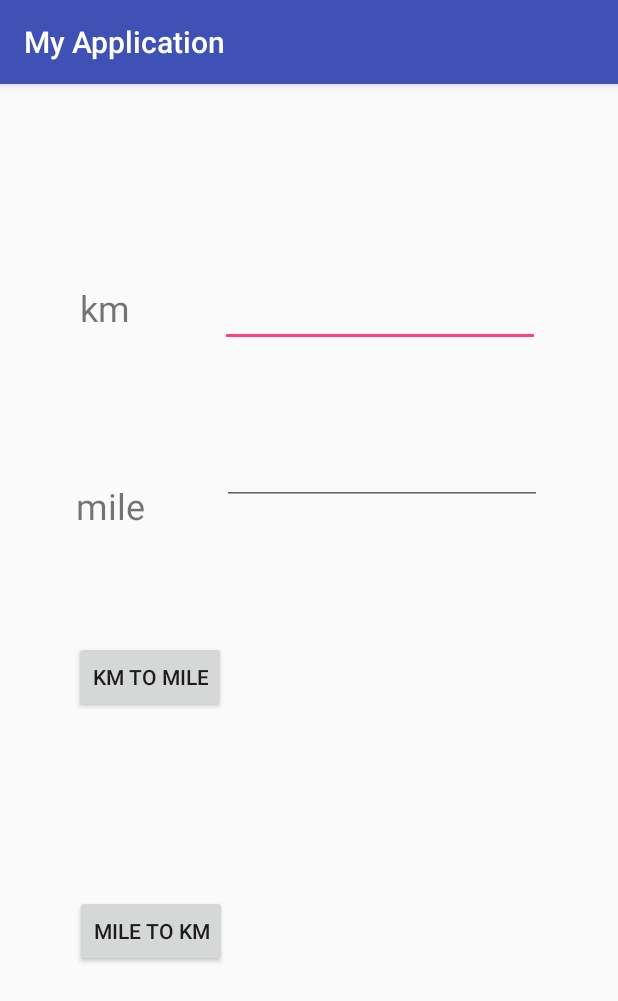
After one commit to ZihuiKarl/Android_study, an Android app: the UnitConvert screen opened directly, with no data from a screen before it, on a phone screen of 412 x 824 dp. The commit adds this screen. Shown: the top 1001 px of the screen. Run offline under Robolectric (Android 15) with nearby library versions, the phone set to English and light mode, and no system bars.

Commit message:
Adding the application of unit conversion.

```diff
--- a/app/src/main/java/com/example/zihuiyang/myapplication/CustomLogic.java
+++ /dev/null
@@ -1,4 +0,0 @@
-package com.example.zihuiyang.myapplication;
-
-public class CustomLogic {
-}
--- /dev/null
+++ b/app/src/main/java/com/example/zihuiyang/myapplication/UnitConvert.java
@@ -0,0 +1,41 @@
+package com.example.zihuiyang.myapplication;
+
+import android.support.v7.app.AppCompatActivity;
+import android.os.Bundle;
+import android.view.View;
+import android.widget.Button;
+import android.widget.EditText;
+
+import java.text.DecimalFormat;
+
+public class UnitConvert extends AppCompatActivity{
+    protected void onCreate(Bundle savedInstanceState) {
+        super.onCreate(savedInstanceState);
+        setContentView(R.layout.unit_convert_l);
+        Button buttonConvertKmToMile = findViewById(R.id.button_kmtomile);
+        buttonConvertKmToMile.setOnClickListener(new View.OnClickListener() {
+            @Override
+            public void onClick(View view) {
+                EditText editTextKm = findViewById(R.id.editText_km);
+                EditText editTextMile = findViewById(R.id.editText_mile);
+                double inputOfKm = Double.valueOf(editTextKm.getText().toString());
+                double valueOfMile = inputOfKm * 0.62137;
+                DecimalFormat formatReturnVal = new DecimalFormat("##.##");
+                editTextMile.setText(formatReturnVal.format(valueOfMile));
+            }
+        });
+
+        Button buttonConvertMileToKm = findViewById(R.id.button_miletokm);
+        buttonConvertMileToKm.setOnClickListener(new View.OnClickListener() {
+            @Override
+            public void onClick(View view) {
+                EditText editTextKm = findViewById(R.id.editText_km);
+                EditText editTextMile = findViewById(R.id.editText_mile);
+                double inputOfMile = Double.valueOf(editTextMile.getText().toString());
+                double valueOfKm = inputOfMile / 0.62137;
+                DecimalFormat formatReturnVal = new DecimalFormat("##.##");
+                editTextKm.setText(formatReturnVal.format(valueOfKm));
+            }
+        });
+    }
+}
--- a/app/src/main/res/layout/custom_logic.xml
+++ /dev/null
@@ -1,6 +0,0 @@
-<?xml version="1.0" encoding="utf-8"?>
-<android.support.constraint.ConstraintLayout
-    xmlns:android="http://schemas.android.com/apk/res/android" android:layout_width="match_parent"
-    android:layout_height="match_parent">
-
-</android.support.constraint.ConstraintLayout>
--- /dev/null
+++ b/app/src/main/res/layout/unit_convert_l.xml
@@ -0,0 +1,90 @@
+<?xml version="1.0" encoding="utf-8"?>
+<android.support.constraint.ConstraintLayout xmlns:android="http://schemas.android.com/apk/res/android"
+    xmlns:app="http://schemas.android.com/apk/res-auto"
+    xmlns:tools="http://schemas.android.com/tools"
+    android:layout_width="match_parent"
+    android:layout_height="match_parent">
+
+    <TextView
+        android:id="@+id/textView_km"
+        android:layout_width="wrap_content"
+        android:layout_height="wrap_content"
+        android:text="@string/km"
+        android:textSize="24sp"
+        app:layout_constraintBottom_toBottomOf="parent"
+        app:layout_constraintEnd_toEndOf="parent"
+        app:layout_constraintHorizontal_bias="0.14"
+        app:layout_constraintStart_toStartOf="parent"
+        app:layout_constraintTop_toTopOf="parent"
+        app:layout_constraintVertical_bias="0.18" />
+
+    <EditText
+        android:id="@+id/editText_km"
+        android:layout_width="wrap_content"
+        android:layout_height="wrap_content"
+        android:layout_marginStart="8dp"
+        android:ems="10"
+        android:inputType="textPersonName"
+        android:singleLine="false"
+        app:layout_constraintBottom_toBottomOf="parent"
+        app:layout_constraintEnd_toEndOf="parent"
+        app:layout_constraintStart_toEndOf="@+id/textView_km"
+        app:layout_constraintTop_toTopOf="parent"
+        app:layout_constraintVertical_bias="0.18" />
+
+    <TextView
+        android:id="@+id/textView_mile"
+        android:layout_width="wrap_content"
+        android:layout_height="wrap_content"
+        android:text="@string/mile"
+        android:textSize="24sp"
+        app:layout_constraintBottom_toBottomOf="parent"
+        app:layout_constraintEnd_toEndOf="parent"
+        app:layout_constraintEnd_toStartOf="@+id/editText_mile"
+        app:layout_constraintStart_toStartOf="parent"
+        app:layout_constraintTop_toTopOf="parent"
+        app:layout_constraintVertical_bias="0.36" />
+
+    <EditText
+        android:id="@+id/editText_mile"
+        android:layout_width="wrap_content"
+        android:layout_height="wrap_content"
+        android:ems="10"
+        android:inputType="textPersonName"
+        app:layout_constraintBottom_toBottomOf="parent"
+        app:layout_constraintEnd_toEndOf="parent"
+        app:layout_constraintStart_toEndOf="@+id/textView_mile"
+        app:layout_constraintTop_toBottomOf="@+id/editText_km"
+        app:layout_constraintVertical_bias="0.110000014" />
+
+    <Button
+        android:id="@+id/button_kmtomile"
+        android:layout_width="wrap_content"
+        android:layout_height="wrap_content"
+        android:layout_marginEnd="233dp"
+        android:layout_marginStart="49dp"
+        android:layout_marginTop="300dp"
+        android:text="@string/km_to_mile"
+        app:layout_constraintBottom_toTopOf="@+id/button_miletokm"
+        app:layout_constraintEnd_toEndOf="parent"
+        app:layout_constraintHorizontal_bias="0.0"
+        app:layout_constraintStart_toStartOf="parent"
+        app:layout_constraintTop_toTopOf="parent"
+        app:layout_constraintVertical_bias="0.51" />
+
+    <Button
+        android:id="@+id/button_miletokm"
+        android:layout_width="wrap_content"
+        android:layout_height="wrap_content"
+        android:layout_marginBottom="108dp"
+        android:layout_marginEnd="233dp"
+        android:layout_marginStart="50dp"
+        android:layout_marginTop="50dp"
+        android:text="@string/mile_to_km"
+        app:layout_constraintBottom_toBottomOf="parent"
+        app:layout_constraintEnd_toEndOf="parent"
+        app:layout_constraintHorizontal_bias="0.0"
+        app:layout_constraintStart_toStartOf="parent"
+        app:layout_constraintTop_toBottomOf="@+id/button_kmtomile" />
+
+</android.support.constraint.ConstraintLayout>
--- a/app/src/main/res/values/strings.xml
+++ b/app/src/main/res/values/strings.xml
@@ -1,3 +1,9 @@
 <resources>
     <string name="app_name">My Application</string>
+    <string name="my_first_application">My first application</string>
+    <string name="mile">mile</string>
+    <string name="km">km</string>
+    <string name="mile_to_km">Mile to Km</string>
+    <string name="km_to_mile">Km to Mile</string>
+    <string name="convert_units">Convert units</string>
 </resources>
```
Also changed, not shown: app/src/main/AndroidManifest.xml (+9 -1 lines), app/src/main/java/com/example/zihuiyang/myapplication/MainActivity.java (+11 -1 lines), app/src/main/res/layout/activity_main.xml (+8 -5 lines).
